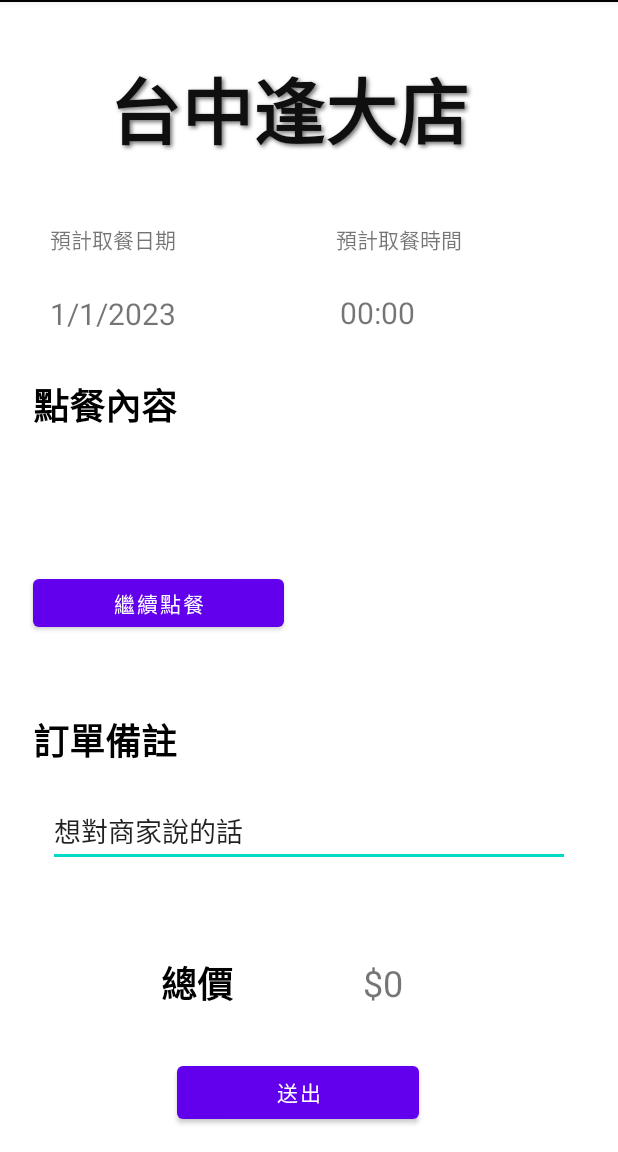
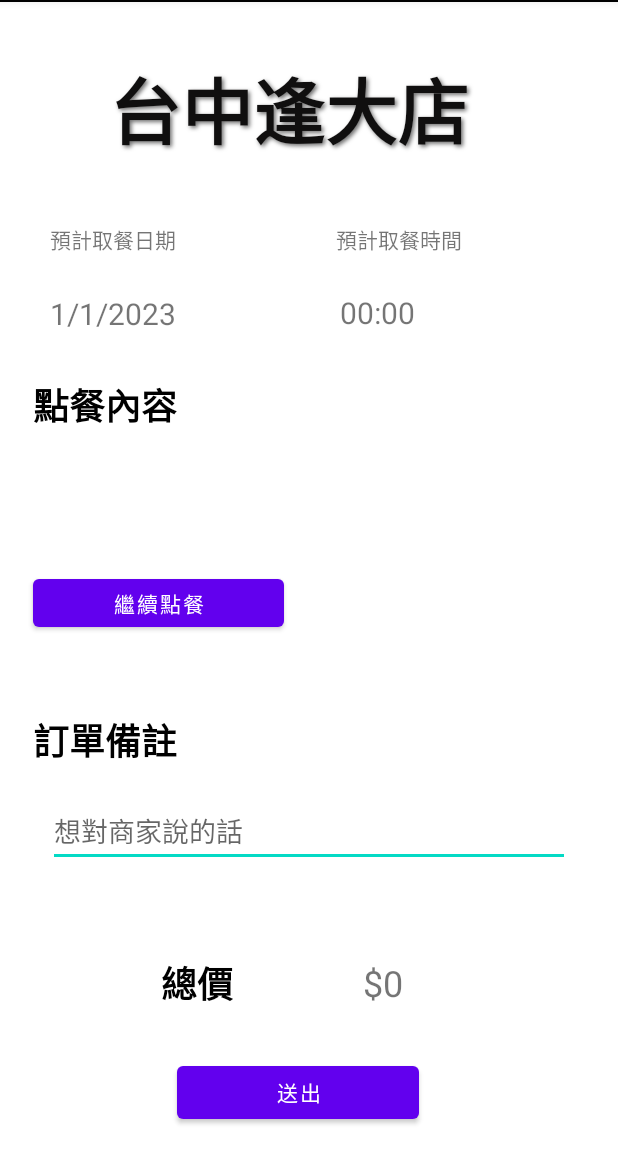
Before and after one commit to D0611120/IECS-1A12-App-BreakfastAppDesign, an Android app: the screen it shows after launch (Shopping_cart), after a tap on an icon or button, on a phone screen of 412 x 824 dp, the part 84-1236 px from its top. Run offline under Robolectric (Android 15) with nearby library versions, the phone set to English and light mode, and no system bars.

Commit message:
uploadtest2

```diff
--- a/app/build.gradle
+++ b/app/build.gradle
@@ -29,6 +29,7 @@ android {
 }
 
 dependencies {
+
     implementation 'androidx.appcompat:appcompat:1.6.1'
     implementation 'com.google.android.material:material:1.8.0'
     implementation 'androidx.constraintlayout:constraintlayout:2.1.4'
--- a/app/src/main/res/layout/activity_main.xml
+++ b/app/src/main/res/layout/activity_main.xml
@@ -57,7 +57,7 @@
         android:layout_height="42dp"
         android:layout_marginTop="28dp"
         app:layout_constraintEnd_toEndOf="parent"
-        app:layout_constraintHorizontal_bias="0.044"
+        app:layout_constraintHorizontal_bias="0.058"
         app:layout_constraintStart_toStartOf="parent"
         app:layout_constraintTop_toBottomOf="@+id/textView2"
         app:srcCompat="@drawable/bell" />
--- a/app/src/main/res/layout/activity_shopping_cart.xml
+++ b/app/src/main/res/layout/activity_shopping_cart.xml
@@ -152,7 +152,7 @@
         android:layout_height="32dp"
         android:layout_marginEnd="110dp"
         android:layout_marginBottom="34dp"
-        android:text="$78"
+        android:text="$0"
         android:textSize="24sp"
         app:layout_constraintBottom_toTopOf="@+id/Shopping_btn_send"
         app:layout_constraintEnd_toEndOf="parent" />
@@ -175,8 +175,8 @@
         android:layout_marginEnd="32dp"
         android:layout_marginBottom="190dp"
         android:ems="10"
+        android:hint="想對商家說的話"
         android:inputType="textPersonName"
-        android:text="想對商家說的話"
         app:layout_constraintBottom_toBottomOf="parent"
         app:layout_constraintEnd_toEndOf="parent"
         app:layout_constraintHorizontal_bias="0.0"
--- a/gradle.properties
+++ b/gradle.properties
@@ -19,5 +19,3 @@ android.useAndroidX=true
 # resources declared in the library itself and none from the library's dependencies,
 # thereby reducing the size of the R class for that library
 android.nonTransitiveRClass=true
-android.defaults.buildfeatures.buildconfig=true
-android.nonFinalResIds=false
```
Also changed, not shown: gradle/wrapper/gradle-wrapper.properties.
